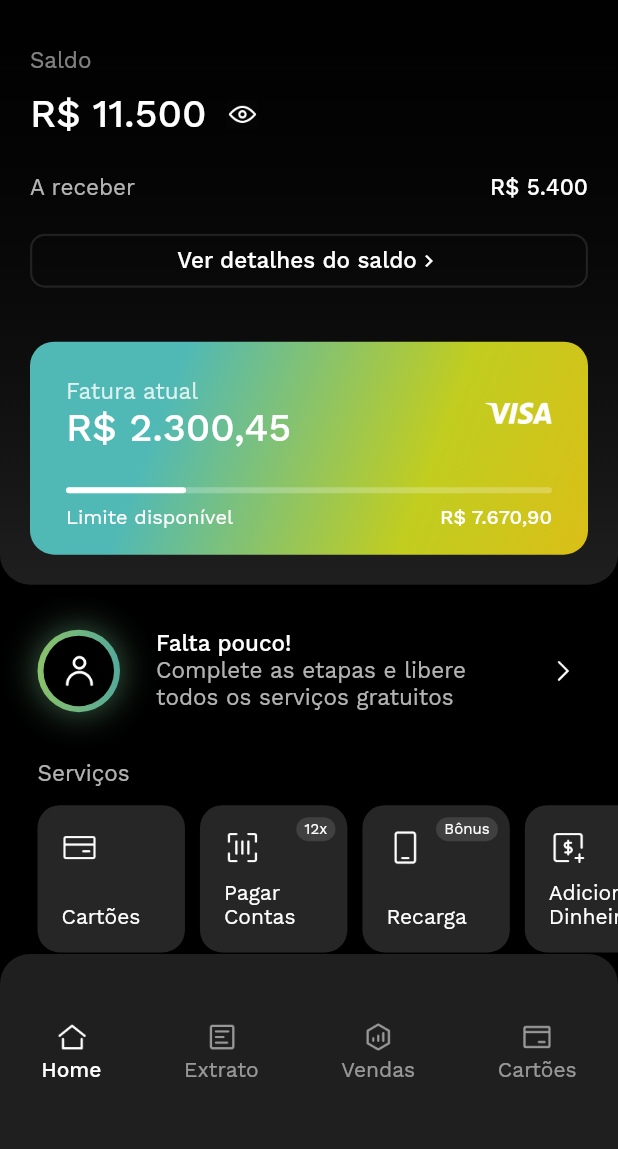
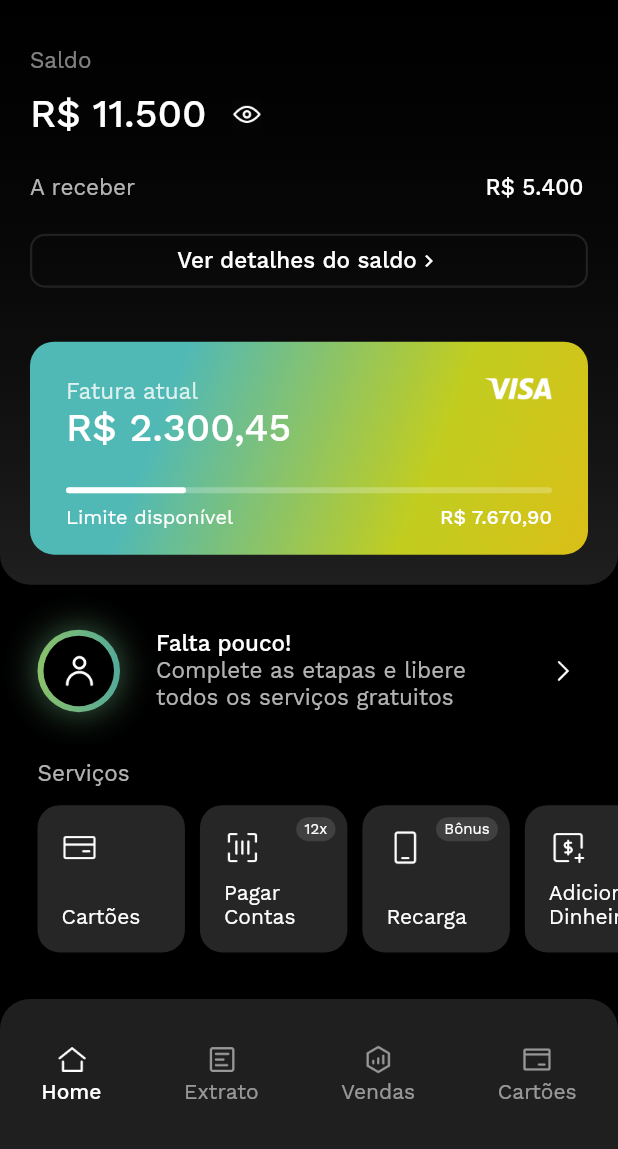
Before and after one commit to luscas/pagbank, a Flutter app: the screen it shows after launch, after a tap on "começar", on a phone screen of 412 x 824 dp, the part 87-1236 px from its top. Run offline on Flutter 3.47's test engine with Material 2 defaults, Android fonts, the phone set to English and light mode, and no system bars.

Commit message:
:bug: VISA alignment and add icon ipad, ios, android

```diff
--- a/lib/dashboard/dashboard.screen.dart
+++ b/lib/dashboard/dashboard.screen.dart
@@ -145,7 +145,7 @@ class _DashboardScreenState extends State<DashboardScreen> {
                     Row(
                       crossAxisAlignment: CrossAxisAlignment.center,
                       children: [
-                        const Text('R\$ 11.500',
+                        const SelectableText('R\$ 11.500',
                           style: TextStyle(fontSize: 26, fontWeight: FontWeight.w500, color: Colors.white)
                         ),
                         IconButton(
@@ -164,7 +164,7 @@ class _DashboardScreenState extends State<DashboardScreen> {
                           Text('A receber',
                             style: TextStyle(fontSize: 15, color: Colors.white70)
                           ),
-                          Text('R\$ 5.400',
+                          SelectableText('R\$ 5.400',
                             style: TextStyle(fontSize: 15, fontWeight: FontWeight.w500, color: Colors.white)
                           ),
                         ],
@@ -220,6 +220,7 @@ class _DashboardScreenState extends State<DashboardScreen> {
                         children: [
                           Row(
                             mainAxisAlignment: MainAxisAlignment.spaceBetween,
+                            crossAxisAlignment: CrossAxisAlignment.start,
                             children: [
                               Column(
                                 crossAxisAlignment: CrossAxisAlignment.start,
@@ -227,7 +228,7 @@ class _DashboardScreenState extends State<DashboardScreen> {
                                   Text('Fatura atual',
                                     style: TextStyle(fontSize: 15.0, color: Colors.white.withOpacity(0.80)),
                                   ),
-                                  const Text('R\$ 2.300,45',
+                                  const SelectableText('R\$ 2.300,45',
                                     style: TextStyle(fontSize: 26.0, fontWeight: FontWeight.w500, color: Colors.white),
                                   )
                                 ],
@@ -443,7 +444,7 @@ class _DashboardScreenState extends State<DashboardScreen> {
       bottomNavigationBar: Container(
         width: double.infinity,
         constraints: const BoxConstraints(
-          maxHeight: 130
+          maxHeight: 100
         ),
         decoration: const BoxDecoration(
           color: Colors.white12,
--- a/lib/main.dart
+++ b/lib/main.dart
@@ -10,7 +10,7 @@ class BootstrapApp extends StatelessWidget {
   @override
   Widget build(BuildContext context) {
     return MaterialApp(
-      title: 'Pagbank',
+      title: 'PagBank',
       debugShowCheckedModeBanner: false,
       theme: ThemeData(
         primarySwatch: AppTheme().primary,
```
Also changed, not shown: 66 other files.
